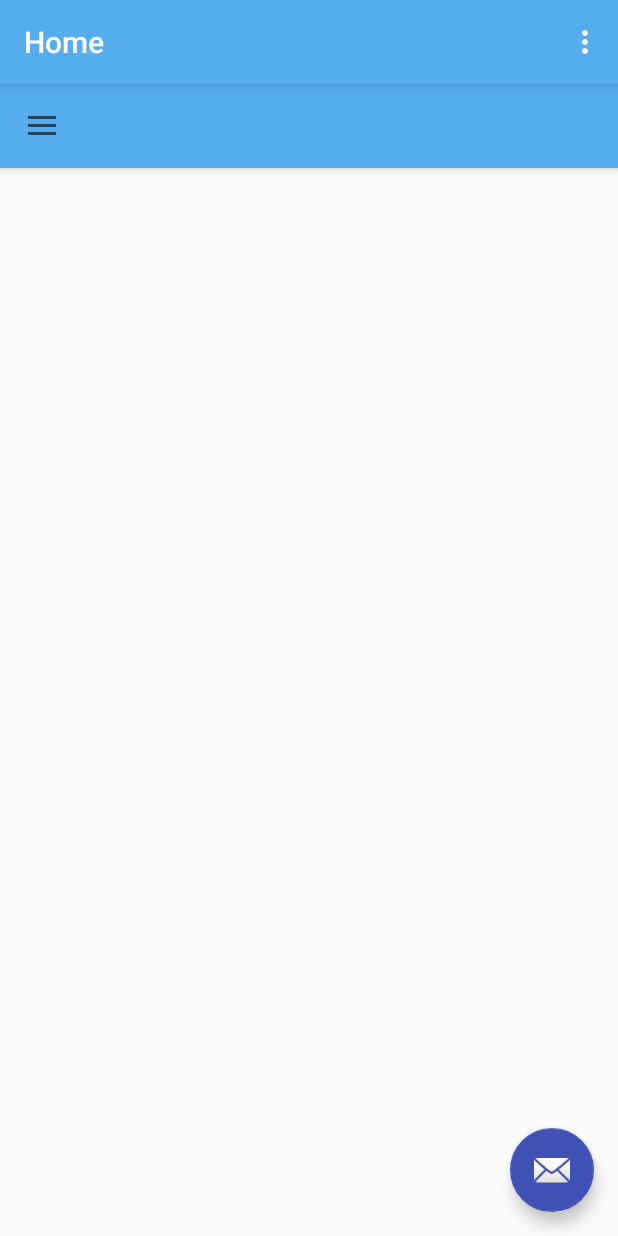
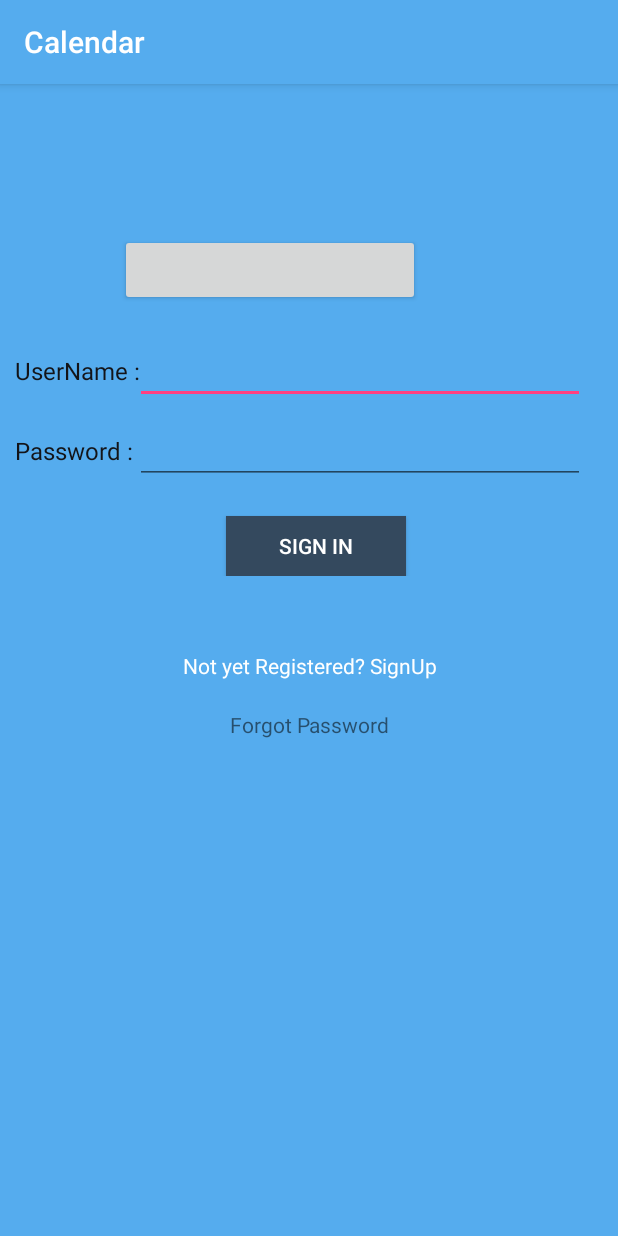
Before and after one commit to sushantnitk/Calendar, an Android app: the screen it shows after launch (MainActivity before the commit, LoginActivity after it), on a phone screen of 412 x 824 dp. Run offline under Robolectric (Android 15) with nearby library versions, the phone set to English and light mode, and no system bars; libraries missing offline, so code that uses them is left out: com.facebook, com.facebook.login; plain views replace LoginButton; 1 statement that could not run was skipped.

Commit message:
faceBook Integration

```diff
--- a/app/build.gradle
+++ b/app/build.gradle
@@ -31,6 +31,6 @@ dependencies {
     compile 'com.squareup.retrofit2:converter-gson:2.0.2'
     compile 'com.github.bumptech.glide:glide:3.7.0'
     compile 'com.android.support:design:23.0.0'
-    compile 'com.facebook.android:facebook-android-sdk:[4,5)'
+    compile 'com.facebook.android:facebook-android-sdk:4.5.0'
 
 }
--- /dev/null
+++ b/app/src/main/java/com/example/sushantkumar/calendar/Activity/LoginActivity.java
@@ -0,0 +1,76 @@
+package com.example.sushantkumar.calendar.Activity;
+
+import android.content.Intent;
+import android.os.Bundle;
+import android.support.annotation.Nullable;
+import android.support.v7.app.AppCompatActivity;
+
+import com.example.sushantkumar.calendar.R;
+import com.facebook.AccessTokenTracker;
+import com.facebook.CallbackManager;
+import com.facebook.FacebookCallback;
+import com.facebook.FacebookException;
+import com.facebook.Profile;
+import com.facebook.ProfileTracker;
+import com.facebook.login.LoginResult;
+
+/**
+ * Created by sushantkumar on 14/10/16.
+ */
+public class LoginActivity extends AppCompatActivity{
+    private CallbackManager callbackManager;
+    private AccessTokenTracker accessTokenTracker;
+    private ProfileTracker profileTracker;
+    @Override
+    protected void onActivityResult(int requestCode, int resultCode, Intent data) {
+        super.onActivityResult(requestCode, resultCode, data);
+    }
+
+    @Override
+    protected void onCreate(@Nullable Bundle savedInstanceState) {
+        super.onCreate(savedInstanceState);
+        setContentView(R.layout.activity_launch);
+
+
+
+//Facebook login button
+        private FacebookCallback<LoginResult> callback = new FacebookCallback<LoginResult>() {
+            @Override
+            public void onSuccess(LoginResult loginResult) {
+                Profile profile = Profile.getCurrentProfile();
+                nextActivity(profile);
+            }
+            @Override
+            public void onCancel() {        }
+            @Override
+            public void onError(FacebookException e) {      }
+        };
+
+
+    }
+
+    @Override
+    protected void onPause() {
+        super.onPause();
+    }
+
+    @Override
+    protected void onResume() {
+        super.onResume();
+    }
+
+    @Override
+    protected void onStop() {
+        super.onStop();
+    }
+
+    @Override
+    protected void onSaveInstanceState(Bundle outState) {
+        super.onSaveInstanceState(outState);
+    }
+
+    @Override
+    protected void onStart() {
+        super.onStart();
+    }
+}
--- a/app/src/main/java/com/example/sushantkumar/calendar/Fragments/HomeFragment.java
+++ b/app/src/main/java/com/example/sushantkumar/calendar/Fragments/HomeFragment.java
@@ -6,4 +6,6 @@ import android.app.Fragment;
  * Created by sushantkumar on 6/10/16.
  */
 public class HomeFragment extends Fragment{
+
+
 }
--- /dev/null
+++ b/app/src/main/res/layout/activity_launch.xml
@@ -0,0 +1,18 @@
+<?xml version="1.0" encoding="utf-8"?>
+<android.support.design.widget.CoordinatorLayout
+    xmlns:android="http://schemas.android.com/apk/res/android"
+    xmlns:tools="http://schemas.android.com/tools"
+    xmlns:app="http://schemas.android.com/apk/res-auto"
+    android:orientation="vertical"
+    android:layout_width="match_parent"
+    android:layout_height="match_parent"
+    android:fitsSystemWindows="true"
+    tools:context="com.example.sushantkumar.calendar.Activity.LoginActivity">
+    <include
+        layout="@layout/activity_login"
+        android:layout_width="match_parent"
+        android:layout_height="match_parent">
+
+    </include>
+
+</android.support.design.widget.CoordinatorLayout>
--- a/app/src/main/res/layout/activity_login.xml
+++ b/app/src/main/res/layout/activity_login.xml
@@ -1,9 +1,11 @@
 <?xml version="1.0" encoding="utf-8"?>
 <ScrollView xmlns:android="http://schemas.android.com/apk/res/android"
+    xmlns:app="http://schemas.android.com/apk/res-auto"
     android:orientation="vertical"
     android:layout_width="match_parent"
     android:layout_height="match_parent"
     android:background="@color/twitter">
+
 
     <RelativeLayout
         android:layout_width="match_parent"
--- a/app/src/main/res/layout/activity_main.xml
+++ b/app/src/main/res/layout/activity_main.xml
@@ -8,10 +8,9 @@
     android:fitsSystemWindows="true"
     tools:openDrawer="start">
 
-    <include
-        layout="@layout/app_bar_main"
-        android:layout_width="match_parent"
-        android:layout_height="match_parent" />
+  <FrameLayout
+      android:layout_width="match_parent"
+      android:layout_height="match_parent"></FrameLayout>
 
     <android.support.design.widget.NavigationView
         android:id="@+id/nav_view"
--- a/app/src/main/res/layout/app_bar_main.xml
+++ b/app/src/main/res/layout/app_bar_main.xml
@@ -9,15 +9,13 @@
 
     <android.support.design.widget.AppBarLayout
         android:layout_width="match_parent"
-        android:layout_height="wrap_content"
-        android:theme="@style/AppTheme">
+        android:layout_height="wrap_content">
 
         <android.support.v7.widget.Toolbar
             android:id="@+id/toolbar"
             android:layout_width="match_parent"
             android:layout_height="?attr/actionBarSize"
-            android:background="?attr/colorPrimary"
-            app:popupTheme="@style/AppTheme" />
+            android:background="?attr/colorPrimary" />
 
     </android.support.design.widget.AppBarLayout>
 
--- a/app/src/main/res/values/strings.xml
+++ b/app/src/main/res/values/strings.xml
@@ -30,4 +30,7 @@
     <string name="action_logout">Logout</string>
     <string name="action_mark_all_read">Mark All as Read</string>
     <string name="privacy_policy">Privacy Policy</string>
+
+    <!--Values-->
+    <string name="app_id">316771405363340</string>
 </resources>
--- a/build.gradle
+++ b/build.gradle
@@ -3,10 +3,11 @@
 buildscript {
     repositories {
         jcenter()
-    }
-    repositories {
         mavenCentral()
     }
+
+
+
     dependencies {
         classpath 'com.android.tools.build:gradle:2.1.2'
         classpath 'com.google.gms:google-services:3.0.0'
@@ -19,6 +20,7 @@ buildscript {
 allprojects {
     repositories {
         jcenter()
+        mavenCentral()
     }
 }
 
--- a/settings.gradle
+++ b/settings.gradle
@@ -1 +1,2 @@
 include ':app'
+include ':facebookandroidsdk4160aar_FILES'
```
Also changed, not shown: app/src/main/AndroidManifest.xml (+9 -1 lines), app/src/main/res/layout/activity_signup.xml (added, +92 -0 lines), 1 other file.
